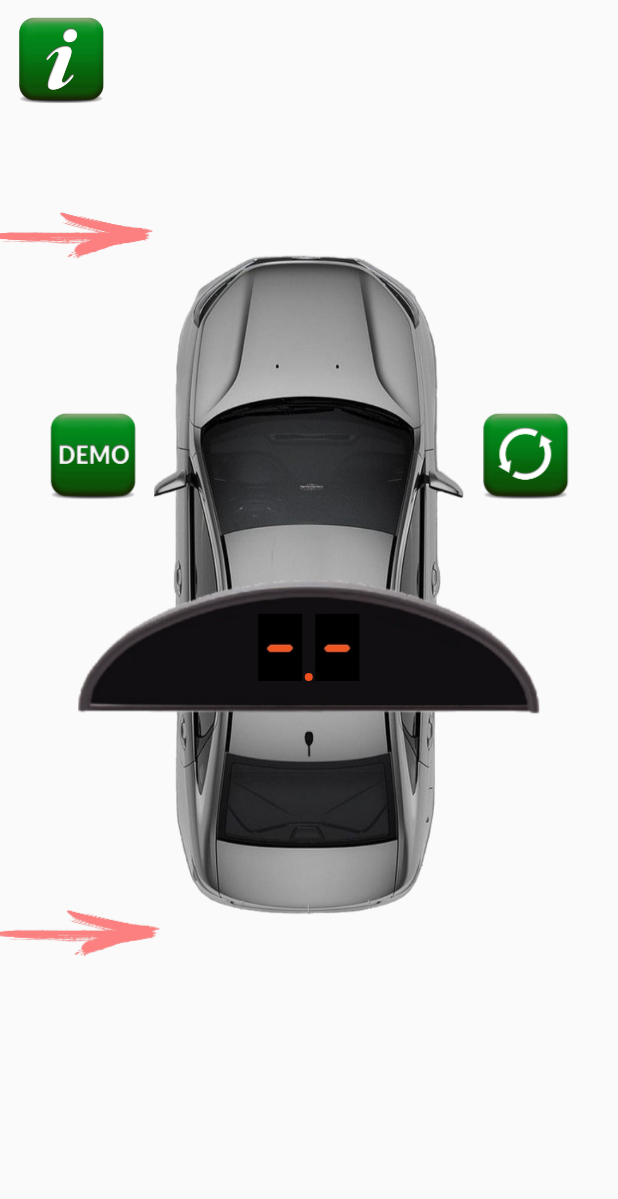
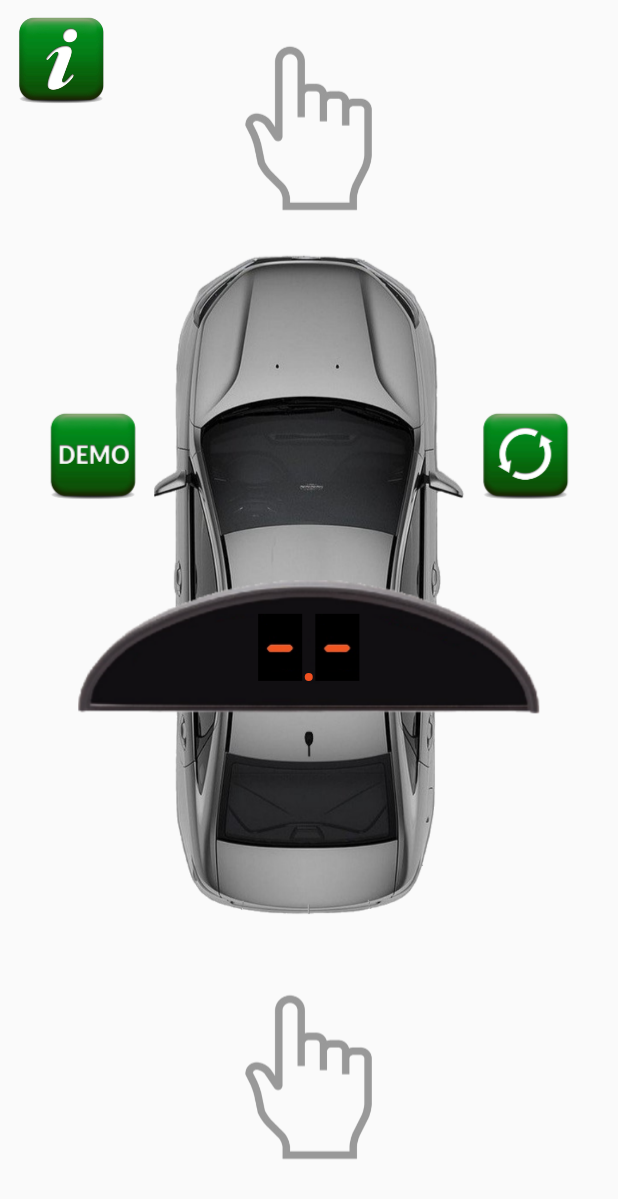
Before and after one commit to vasilyPML30/Parktronic, an Android app: the MainActivity screen opened directly, with no data from a screen before it, on a phone screen of 412 x 824 dp. Shown: the top 1199 px of the screen. Run offline under Robolectric (Android 15) with nearby library versions, the light colour scheme and no system bars.

Commit message:
arrows re[lased with fingers

```diff
--- a/app/src/main/java/com/ifkbhit/parktronic/Button.java
+++ b/app/src/main/java/com/ifkbhit/parktronic/Button.java
@@ -44,11 +44,10 @@ public class Button {
         return touchChecker.inBrick(event);
     }
 
-    public boolean animationScaledDraw(Canvas c, double speed) {
+    public boolean animatedDraw(Canvas c, double speed) {
         double sin = Math.sin(speed * (double) System.currentTimeMillis() / 2000.0);
-        texture.setPos(startPos.sum(new Point((double) texture.img.getWidth() * 0.2 * sin, 0)));
         Paint paint = new Paint();
-        paint.setAlpha(128);
+        paint.setAlpha(255 - (int)(153 * Math.abs(sin)));
         texture.draw(c, paint);
         return true;
     }
--- a/app/src/main/java/com/ifkbhit/parktronic/MainActivity.java
+++ b/app/src/main/java/com/ifkbhit/parktronic/MainActivity.java
@@ -95,11 +95,6 @@ public class MainActivity extends Activity {
 
             /* Демо */
 
-            double tw = 200;
-            double th = 50;
-            Line one = car.getSupportLineUp()[2];
-            Line two = car.getSupportLineDown()[2];
-            Point pos1, pos2;
             demo_act = new Demo(Demo.TYPE_ELLIPSE, Demo.UPPER_DEMO);
             demo_act_c = new Demo(Demo.TYPE_CIRCLE, Demo.UPPER_DEMO);
             demo_act_down = new Demo(Demo.TYPE_ELLIPSE, Demo.LOWER_DEMO);
@@ -108,6 +103,14 @@ public class MainActivity extends Activity {
             demo_act_down.init(car);
             demo_act_c.init(car);
             demo_act_down_c.init(car);
+
+            /* Области препятствий */
+/*
+            double tw = 200;
+            double th = 50;
+            Line one = car.getSupportLineUp()[2];
+            Line two = car.getSupportLineDown()[2];
+            Point pos1, pos2;
 
             if (one.getPointA().y > one.getPointB().y) {
                 pos1 = new Point(one.getPointA().sum(new Point(100 - one.getPointA().x, 0)), -3 * tw / 4, -th);
@@ -121,10 +124,17 @@ public class MainActivity extends Activity {
             else
                 pos2 = new Point(two.getPointB().sum(new Point(100 - one.getPointB().x, 0)), -3 * tw / 4, 0);
 
-            /* Области препятствий */
+            tap1 = new Button(R.drawable.finger, getResources(), canvas, 200, (int)th, pos1);
+            tap2 = new Button(R.drawable.finger, getResources(), canvas, 200, (int)th, pos2);
+*/
+            int tw = (int)(carTex[0].w * 0.25);
+            int th = (int)(tw * 1.276);
 
-            tap1 = new Button(R.drawable.strelka, getResources(), canvas, 200, (int)th, pos1);
-            tap2 = new Button(R.drawable.strelka, getResources(), canvas, 200, (int)th, pos2);
+            Point pos1 = new Point((W - tw) / 2, (carTex[0].pos.y + carTex[0].h * 0.175 - th) / 2);
+            Point pos2 = new Point((W - tw) / 2, (H + carTex[0].pos.y + carTex[0].h * 0.77 - th) / 2);
+
+            tap1 = new Button(R.drawable.finger, getResources(), canvas, tw, th, pos1);
+            tap2 = new Button(R.drawable.finger, getResources(), canvas, tw, th, pos2);
 
         }
 
@@ -175,11 +185,11 @@ public class MainActivity extends Activity {
             }
             info.draw(canvas);
             demo[demo_state].draw(canvas);
-            double speed = 11;
+            double speed = 4;
             if (!brick1.isVisible())
-                tap1.animationScaledDraw(canvas, speed);
+                tap1.animatedDraw(canvas, speed);
             if (!brick2.isVisible())
-                tap2.animationScaledDraw(canvas, speed);
+                tap2.animatedDraw(canvas, speed);
         }
 
         @Override
```
Also changed, not shown: app/src/main/res/drawable/finger.png (added), 1 other file.
